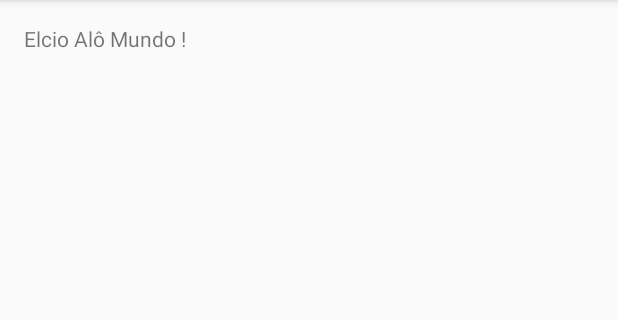
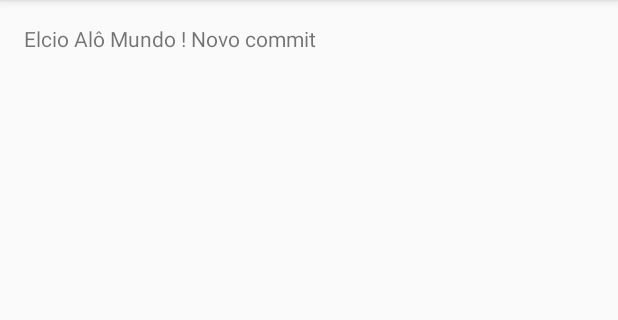
Before and after one commit to elcioabrahao/Cadastro, an Android app: the screen it shows after launch (MainActivity), on a phone screen of 412 x 824 dp, the part 84-404 px from its top. Run offline under Robolectric (Android 15) with nearby library versions, the phone set to English and light mode, and no system bars.

```diff
--- a/app/src/main/res/layout/content_main.xml
+++ b/app/src/main/res/layout/content_main.xml
@@ -15,5 +15,5 @@
     <TextView
         android:layout_width="wrap_content"
         android:layout_height="wrap_content"
-        android:text="Elcio Alô Mundo !" />
+        android:text="Elcio Alô Mundo ! Novo commit" />
 </RelativeLayout>
```
